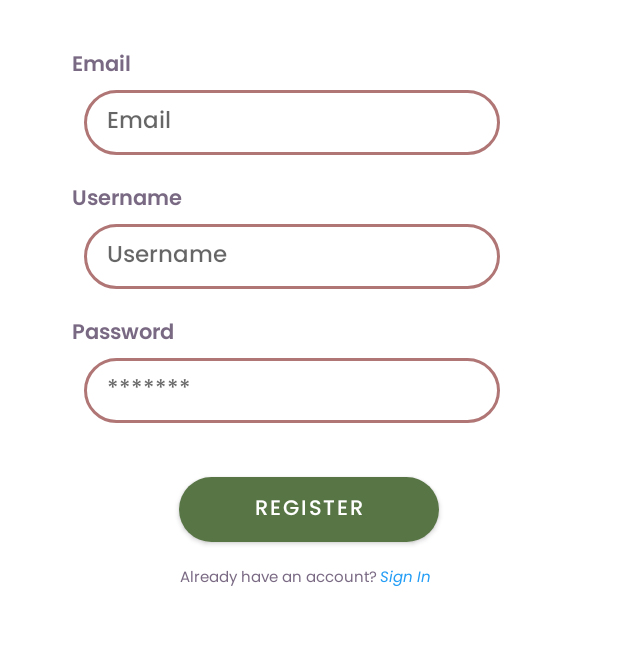
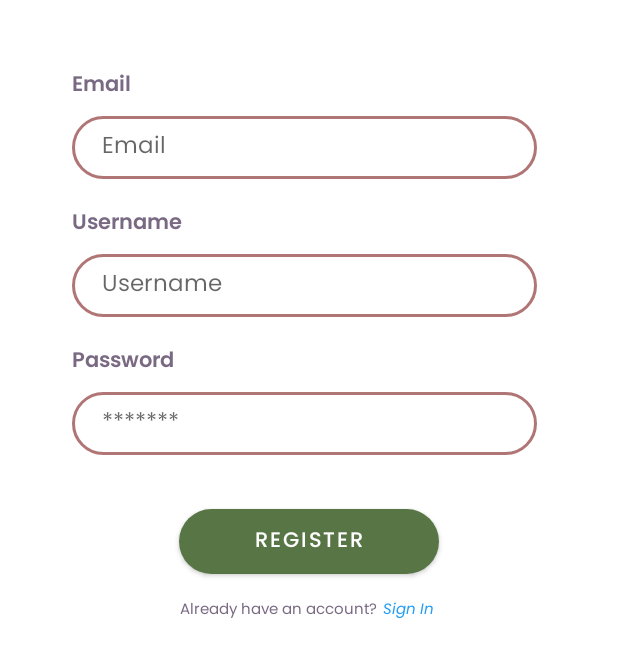
Before and after one commit to muhfadh/BudayAI, an Android app: the fragment RegisterFragment shown on its own in the app's theme, on a phone screen of 412 x 824 dp. Shown: the top 657 px of the screen. Run offline under Robolectric (Android 15) with nearby library versions, the phone set to English and light mode, and no system bars.

Commit message:
update xml login, regist, home

```diff
--- a/MD/BudayAI/app/src/main/res/layout/fragment_register.xml
+++ b/MD/BudayAI/app/src/main/res/layout/fragment_register.xml
@@ -16,22 +16,22 @@
         android:textColor="@color/grey3"
         android:textSize="14sp"
         android:layout_marginStart="48dp"
-        android:layout_marginTop="32dp"
+        android:layout_marginTop="45dp"
         android:fontFamily="@font/poppins_semi_bold"
         app:layout_constraintTop_toTopOf="parent"
         app:layout_constraintStart_toStartOf="parent"/>
 
     <EditText
         android:id="@+id/et_email"
-        android:layout_width="277dp"
-        android:layout_height="43dp"
-        android:layout_marginStart="56dp"
-        android:layout_marginTop="4dp"
+        android:layout_width="310dp"
+        android:layout_height="42dp"
+        android:layout_marginStart="48dp"
+        android:layout_marginTop="8dp"
         android:background="@drawable/edit_text"
-        android:fontFamily="@font/poppins_medium"
+        android:fontFamily="@font/poppins_regular"
         android:hint="@string/email"
         android:inputType="textEmailAddress"
-        android:paddingStart="15dp"
+        android:paddingStart="20dp"
         android:textColor="@color/grey3"
         android:textSize="15sp"
         app:layout_constraintStart_toStartOf="parent"
@@ -52,16 +52,17 @@
 
     <EditText
         android:id="@+id/et_username"
-        android:layout_width="277dp"
-        android:layout_height="43dp"
-        android:layout_marginStart="56dp"
-        android:layout_marginTop="4dp"
+        android:layout_width="310dp"
+        android:layout_height="42dp"
+        android:layout_marginStart="48dp"
+        android:layout_marginTop="8dp"
         android:background="@drawable/edit_text"
-        android:fontFamily="@font/poppins_medium"
+        android:fontFamily="@font/poppins_regular"
         android:hint="@string/username"
         android:inputType="textEmailAddress"
-        android:paddingStart="15dp"
-        android:textColor="@color/grey3"
+        android:paddingStart="20dp"
+        android:paddingEnd="20dp"
+        android:textColor="#323232"
         android:textSize="15sp"
         app:layout_constraintStart_toStartOf="parent"
         app:layout_constraintTop_toBottomOf="@id/tv_username" />
@@ -81,15 +82,16 @@
 
     <EditText
         android:id="@+id/et_password"
-        android:layout_width="277dp"
-        android:layout_height="43dp"
-        android:layout_marginStart="56dp"
-        android:layout_marginTop="4dp"
+        android:layout_width="310dp"
+        android:layout_height="42dp"
+        android:layout_marginStart="48dp"
+        android:layout_marginTop="8dp"
         android:background="@drawable/edit_text"
-        android:fontFamily="@font/poppins_medium"
+        android:fontFamily="@font/poppins_regular"
         android:hint="@string/hint_pass"
-        android:paddingStart="15dp"
-        android:textColor="@color/grey3"
+        android:paddingStart="20dp"
+        android:paddingEnd="20dp"
+        android:textColor="#323232"
         android:textSize="15sp"
         app:layout_constraintStart_toStartOf="parent"
         app:layout_constraintTop_toBottomOf="@id/tv_password" />
@@ -98,15 +100,15 @@
         android:id="@+id/btn_register"
         android:layout_width="173dp"
         android:layout_height="43dp"
-        app:layout_constraintTop_toBottomOf="@id/et_password"
-        app:layout_constraintStart_toStartOf="parent"
-        app:layout_constraintEnd_toEndOf="parent"
+        android:layout_marginTop="36dp"
         android:background="@drawable/btn_auth"
+        android:fontFamily="@font/poppins_medium"
         android:text="@string/register"
         android:textColor="@color/white"
-        android:fontFamily="@font/poppins_medium"
         android:textSize="14sp"
-        android:layout_marginTop="36dp"/>
+        app:layout_constraintEnd_toEndOf="parent"
+        app:layout_constraintStart_toStartOf="parent"
+        app:layout_constraintTop_toBottomOf="@id/et_password" />
 
     <TextView
         android:id="@+id/tv_redirect"
@@ -125,13 +127,13 @@
         android:id="@+id/redirect_login"
         android:layout_width="wrap_content"
         android:layout_height="wrap_content"
+        android:layout_marginStart="4dp"
+        android:layout_marginTop="16dp"
+        android:fontFamily="@font/poppins_italic"
         android:text="@string/sign_in"
         android:textColor="@color/blue"
-        android:layout_marginStart="2dp"
         android:textSize="10sp"
-        android:layout_marginTop="16dp"
-        android:fontFamily="@font/poppins_italic"
         app:layout_constraintStart_toEndOf="@id/tv_redirect"
-        app:layout_constraintTop_toBottomOf="@id/btn_register"/>
+        app:layout_constraintTop_toBottomOf="@id/btn_register" />
 
 </androidx.constraintlayout.widget.ConstraintLayout>
--- a/MD/BudayAI/app/src/main/res/values/colors.xml
+++ b/MD/BudayAI/app/src/main/res/values/colors.xml
@@ -18,4 +18,5 @@
     <color name="brown">#A25B5B</color>
     <color name="brown2">#796983</color>
     <color name="blue">#239DF5</color>
+    <color name="choco">#A25B5B</color>
 </resources>
--- a/MD/BudayAI/app/src/main/res/values/themes.xml
+++ b/MD/BudayAI/app/src/main/res/values/themes.xml
@@ -6,7 +6,7 @@
         <item name="colorPrimaryVariant">@color/purple_700</item>
         <item name="colorOnPrimary">@color/white</item>
         <!-- Secondary brand color. -->
-        <item name="colorSecondary">@color/teal_200</item>
+        <item name="colorSecondary">@color/choco</item>
         <item name="colorSecondaryVariant">@color/teal_700</item>
         <item name="colorOnSecondary">@color/black</item>
         <!-- Status bar color. -->
```
Also changed, not shown: MD/BudayAI/app/src/main/res/layout/fragment_login_popup.xml (+41 -40 lines).
